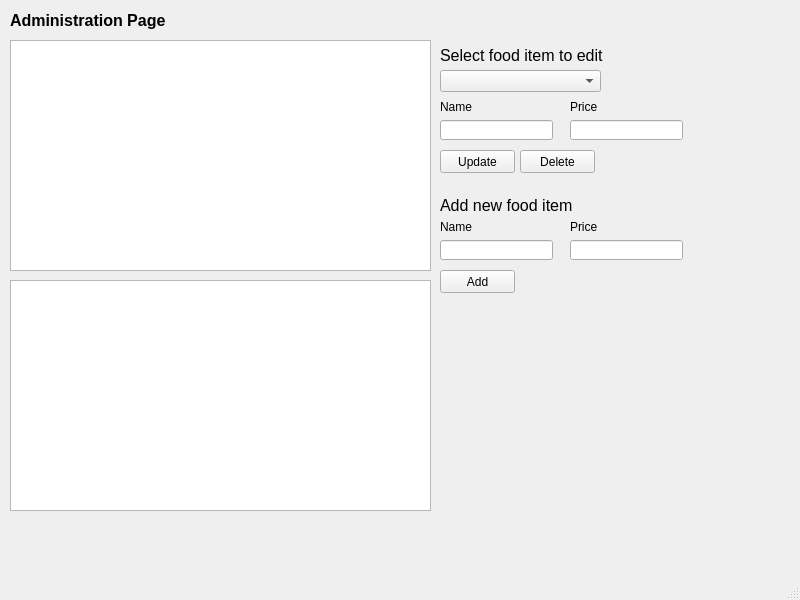
Qt form QT/adminpage.ui (xyphel/Project-1-European-Trip-Planner) before a commit.
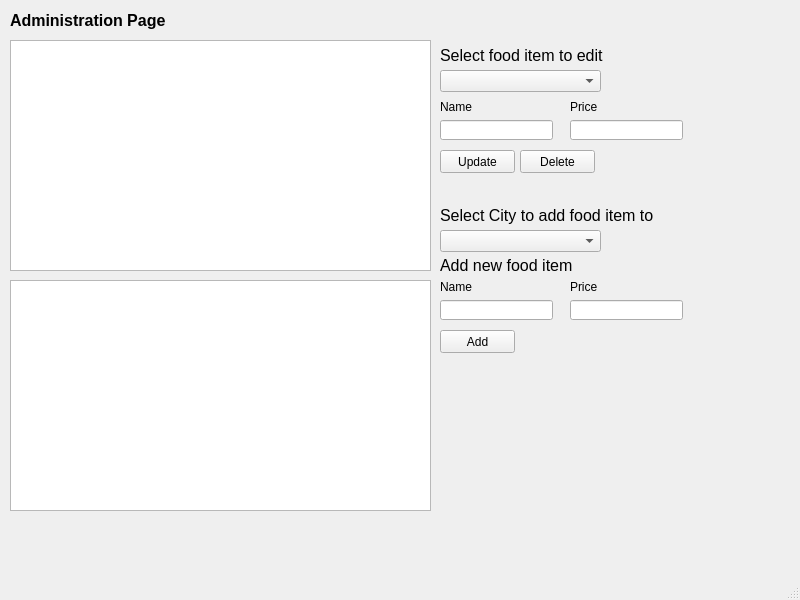
The same form after that commit.

Commit message: Add new food items from input

What changed in the file:
```diff
--- a/QT/adminpage.ui
+++ b/QT/adminpage.ui
@@ -120,7 +120,7 @@
     <property name="geometry">
      <rect>
       <x>440</x>
-      <y>190</y>
+      <y>250</y>
       <width>171</width>
       <height>31</height>
      </rect>
@@ -159,7 +159,7 @@
     <property name="geometry">
      <rect>
       <x>570</x>
-      <y>220</y>
+      <y>280</y>
       <width>47</width>
       <height>13</height>
      </rect>
@@ -172,7 +172,7 @@
     <property name="geometry">
      <rect>
       <x>440</x>
-      <y>220</y>
+      <y>280</y>
       <width>47</width>
       <height>13</height>
      </rect>
@@ -185,7 +185,7 @@
     <property name="geometry">
      <rect>
       <x>440</x>
-      <y>240</y>
+      <y>300</y>
       <width>113</width>
       <height>20</height>
      </rect>
@@ -195,7 +195,7 @@
     <property name="geometry">
      <rect>
       <x>570</x>
-      <y>240</y>
+      <y>300</y>
       <width>113</width>
       <height>20</height>
      </rect>
@@ -205,7 +205,7 @@
     <property name="geometry">
      <rect>
       <x>440</x>
-      <y>270</y>
+      <y>330</y>
       <width>75</width>
       <height>23</height>
      </rect>
@@ -214,6 +214,29 @@
      <string>Add</string>
     </property>
    </widget>
+   <widget class="QLabel" name="label_8">
+    <property name="geometry">
+     <rect>
+      <x>440</x>
+      <y>200</y>
+      <width>221</width>
+      <height>31</height>
+     </rect>
+    </property>
+    <property name="text">
+     <string>&lt;html&gt;&lt;head/&gt;&lt;body&gt;&lt;p&gt;&lt;span style=&quot; font-size:12pt;&quot;&gt;Select City to add food item to&lt;/span&gt;&lt;/p&gt;&lt;/body&gt;&lt;/html&gt;</string>
+    </property>
+   </widget>
+   <widget class="QComboBox" name="comboBox_2">
+    <property name="geometry">
+     <rect>
+      <x>440</x>
+      <y>230</y>
+      <width>161</width>
+      <height>22</height>
+     </rect>
+    </property>
+   </widget>
   </widget>
   <widget class="QMenuBar" name="menubar">
    <property name="geometry">
```
The commit also changes 3 other files.
